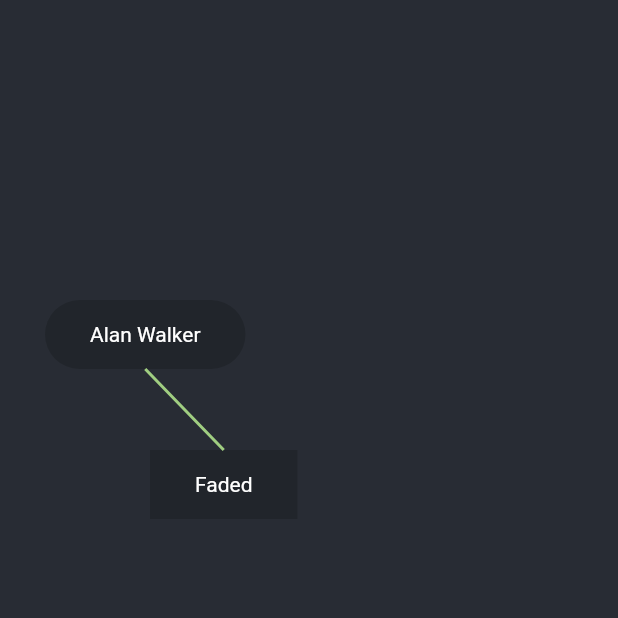
After one commit to TwentyFiveSoftware/musicmap, a Flutter app: the screen it shows after launch, on a phone screen of 412 x 824 dp, the top half of it. The commit adds this screen. Run offline on Flutter 3.47's test engine with Material 2 defaults, Android fonts, the phone set to English and light mode, and no system bars.

Commit message:
add map dragging

```diff
--- a/lib/main.dart
+++ b/lib/main.dart
@@ -1,8 +1,7 @@
 import 'package:flutter/material.dart';
 import './models/NodeInfo.dart';
 import './models/EdgeInfo.dart';
-import './widgets/Node.dart';
-import './widgets/Edge.dart';
+import './widgets/MusicMap.dart';
 
 void main() {
   runApp(MyApp());
@@ -14,7 +13,9 @@ class MyApp extends StatelessWidget {
     return MaterialApp(
       title: 'MusicMap',
       theme: ThemeData(
-        primarySwatch: Colors.blue,
+        primaryColor: Color(0xFF282C34),
+        primaryColorDark: Color(0xFF21252B),
+        accentColor: Color(0xFFA0CE81),
         brightness: Brightness.dark,
       ),
       home: Home(),
@@ -33,22 +34,13 @@ List<EdgeInfo> edges = [
 ];
 
 class Home extends StatelessWidget {
-  final Offset offset = Offset(0, 0);
-
   @override
   Widget build(BuildContext context) {
     return Scaffold(
       // appBar: AppBar(
       //   title: Text('MusicMap'),
       // ),
-      body: Stack(children: [
-        ...nodes.map((node) => Node(offset, node)).toList(),
-        ...edges
-            .map((edge) => Edge(
-                nodes.firstWhere((n) => n.id == edge.fromNodeId).key,
-                nodes.firstWhere((n) => n.id == edge.toNodeId).key))
-            .toList(),
-      ]),
+      body: MusicMap(nodes, edges),
     );
   }
 }
--- a/lib/widgets/Edge.dart
+++ b/lib/widgets/Edge.dart
@@ -75,7 +75,7 @@ class PathPainter extends CustomPainter {
   @override
   void paint(Canvas canvas, Size size) {
     Paint paint = Paint()
-      ..color = Colors.blue
+      ..color = Color(0xFFA0CE81)
       ..style = PaintingStyle.stroke
       ..strokeWidth = 2;
 
--- /dev/null
+++ b/lib/widgets/MusicMap.dart
@@ -0,0 +1,41 @@
+import 'package:flutter/material.dart';
+import '../models/NodeInfo.dart';
+import '../models/EdgeInfo.dart';
+import './Node.dart';
+import './Edge.dart';
+
+class MusicMap extends StatefulWidget {
+  final List<NodeInfo> nodes;
+  final List<EdgeInfo> edges;
+
+  MusicMap(this.nodes, this.edges);
+
+  @override
+  _MusicMapState createState() => _MusicMapState();
+}
+
+class _MusicMapState extends State<MusicMap> {
+  Offset offset = Offset.zero;
+
+  @override
+  Widget build(BuildContext context) {
+    return GestureDetector(
+      onPanUpdate: (details) => setState(() {
+        offset = Offset(offset.dx + details.delta.dx, offset.dy + details.delta.dy);
+      }),
+      child: Stack(children: [
+        SizedBox.expand(
+          child: Container(
+            color: Theme.of(context).primaryColor,
+          ),
+        ),
+        ...widget.nodes.map((node) => Node(offset, node)).toList(),
+        ...widget.edges
+            .map((edge) => Edge(
+                widget.nodes.firstWhere((n) => n.id == edge.fromNodeId).key,
+                widget.nodes.firstWhere((n) => n.id == edge.toNodeId).key))
+            .toList()
+      ]),
+    );
+  }
+}
--- a/lib/widgets/Node.dart
+++ b/lib/widgets/Node.dart
@@ -17,7 +17,7 @@ class Node extends StatelessWidget {
         child: Text(nodeInfo.text),
         padding: EdgeInsets.symmetric(horizontal: 30, vertical: 15),
         decoration: BoxDecoration(
-          color: Theme.of(context).primaryColor,
+          color: Theme.of(context).primaryColorDark,
           borderRadius: BorderRadius.circular(nodeInfo.type == NodeType.ARTIST ? 50 : 0),
         ),
       ),
```
